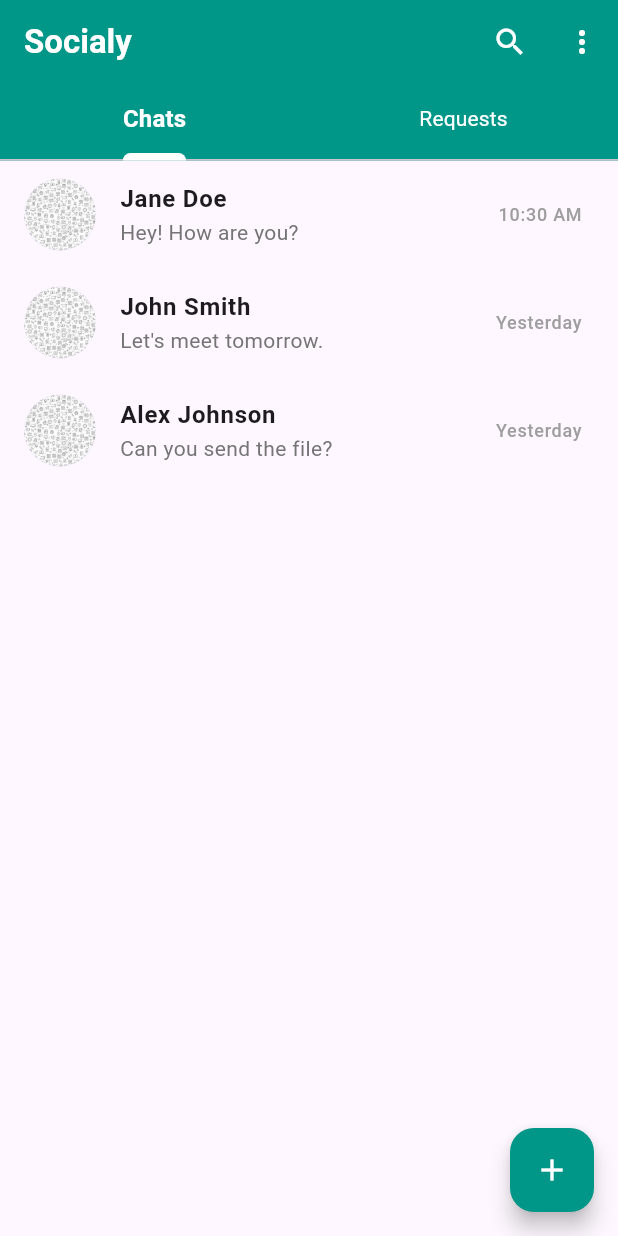
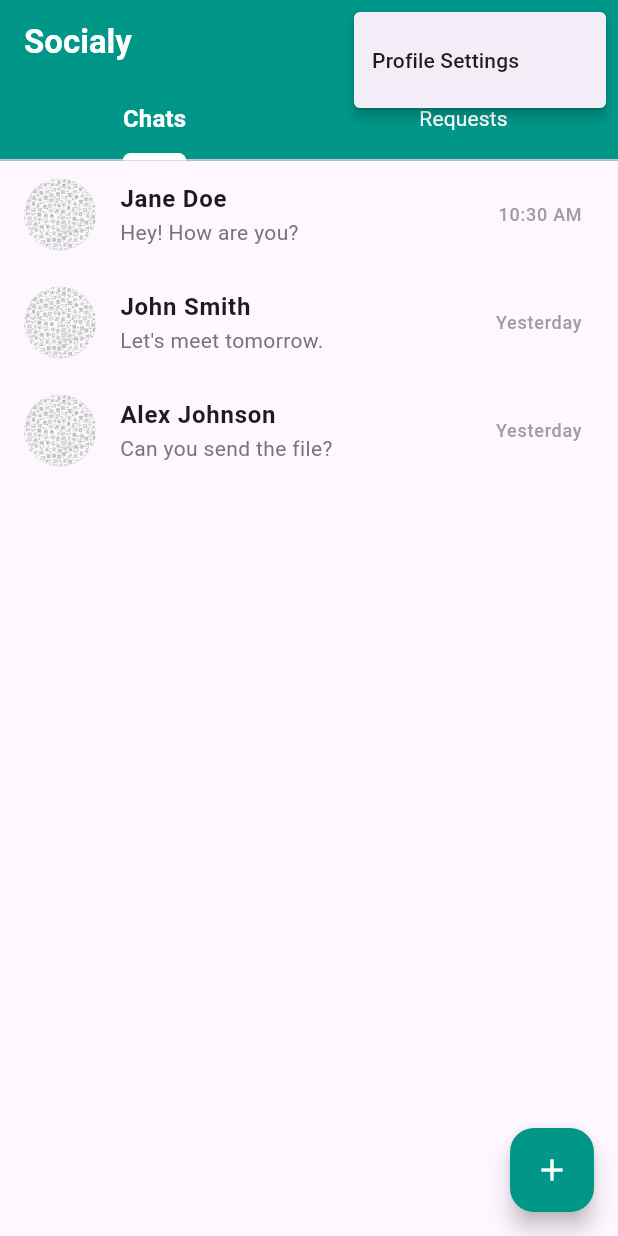
Before and after one commit to Sandeep-singh-99/socialy, a Flutter app: the HomeScreen screen opened by its route, after a tap on the "more vert" icon, on a phone screen of 412 x 824 dp. Run offline on Flutter 3.47's test engine with Material 3 defaults, Android fonts, the phone set to English and light mode, and no system bars; our stand-ins replace go_router.

```diff
--- a/lib/page/home_screen.dart
+++ b/lib/page/home_screen.dart
@@ -30,10 +30,19 @@ class _HomeScreenState extends State<HomeScreen> {
               icon: const Icon(Icons.search),
               color: Colors.white,
             ),
-            IconButton(
-              onPressed: () {},
-              icon: const Icon(Icons.more_vert),
-              color: Colors.white,
+            PopupMenuButton<String>(
+              onSelected: (value) {
+                // TODO: Handle menu selection
+              },
+              icon: const Icon(Icons.more_vert, color: Colors.white),
+              itemBuilder: (BuildContext context) {
+                return [
+                  const PopupMenuItem(
+                    value: 'profile_settings',
+                    child: Text('Profile Settings'),
+                  ),
+                ];
+              },
             ),
           ],
           bottom: const TabBar(
```
